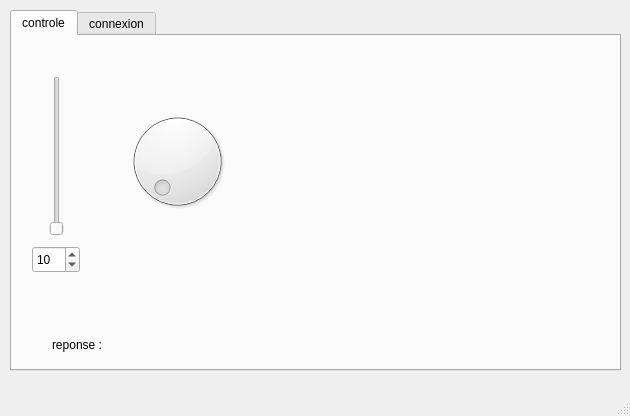
Qt form mainwindow.ui (Fattonin/ProjetWifibot_Annet_Bernard) before a commit.
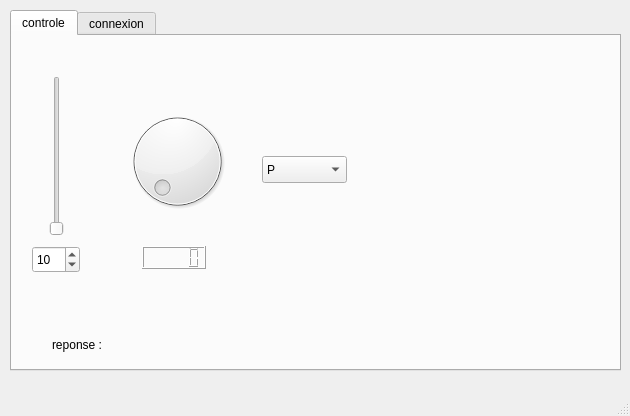
The same form after that commit.

Patch:
```diff
--- a/mainwindow.ui
+++ b/mainwindow.ui
@@ -92,6 +92,48 @@
        <number>10</number>
       </property>
      </widget>
+     <widget class="QComboBox" name="comboBox">
+      <property name="geometry">
+       <rect>
+        <x>250</x>
+        <y>120</y>
+        <width>85</width>
+        <height>27</height>
+       </rect>
+      </property>
+      <item>
+       <property name="text">
+        <string>P</string>
+       </property>
+      </item>
+      <item>
+       <property name="text">
+        <string>D</string>
+       </property>
+      </item>
+      <item>
+       <property name="text">
+        <string>R</string>
+       </property>
+      </item>
+     </widget>
+     <widget class="QLCDNumber" name="lcdNumber">
+      <property name="geometry">
+       <rect>
+        <x>130</x>
+        <y>210</y>
+        <width>64</width>
+        <height>23</height>
+       </rect>
+      </property>
+     </widget>
+     <zorder>recu</zorder>
+     <zorder>label_2</zorder>
+     <zorder>verticalSlider</zorder>
+     <zorder>spinBox</zorder>
+     <zorder>comboBox</zorder>
+     <zorder>lcdNumber</zorder>
+     <zorder>dial</zorder>
     </widget>
     <widget class="QWidget" name="connexion">
      <attribute name="title">
```
Left out of the diff: 49 changed lines with no effect on the pictures.
